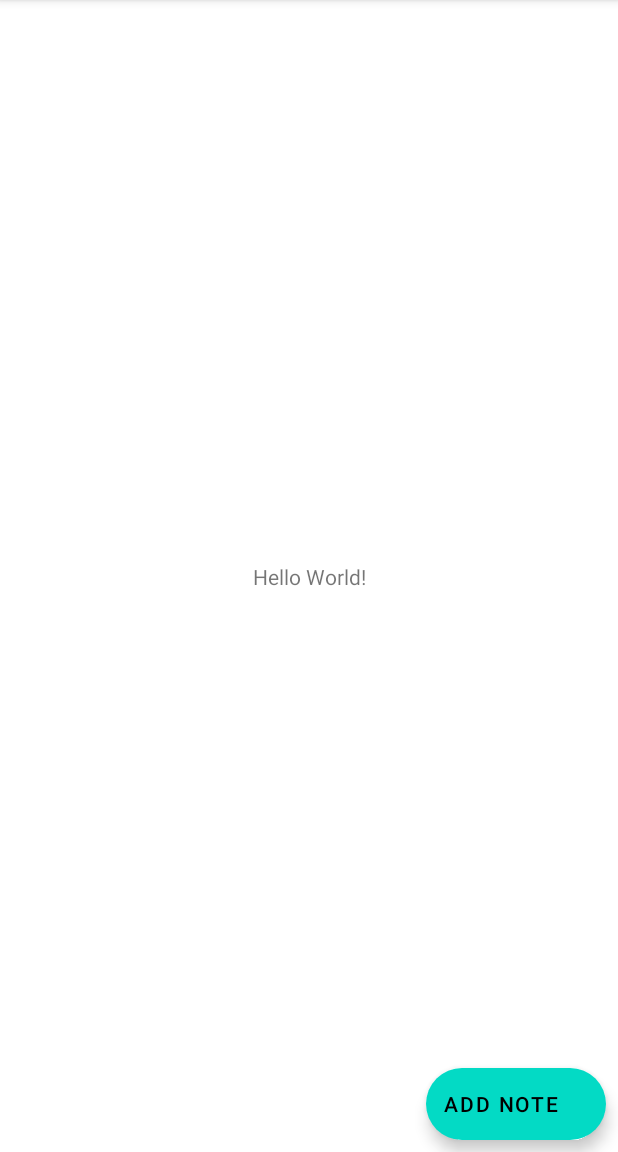
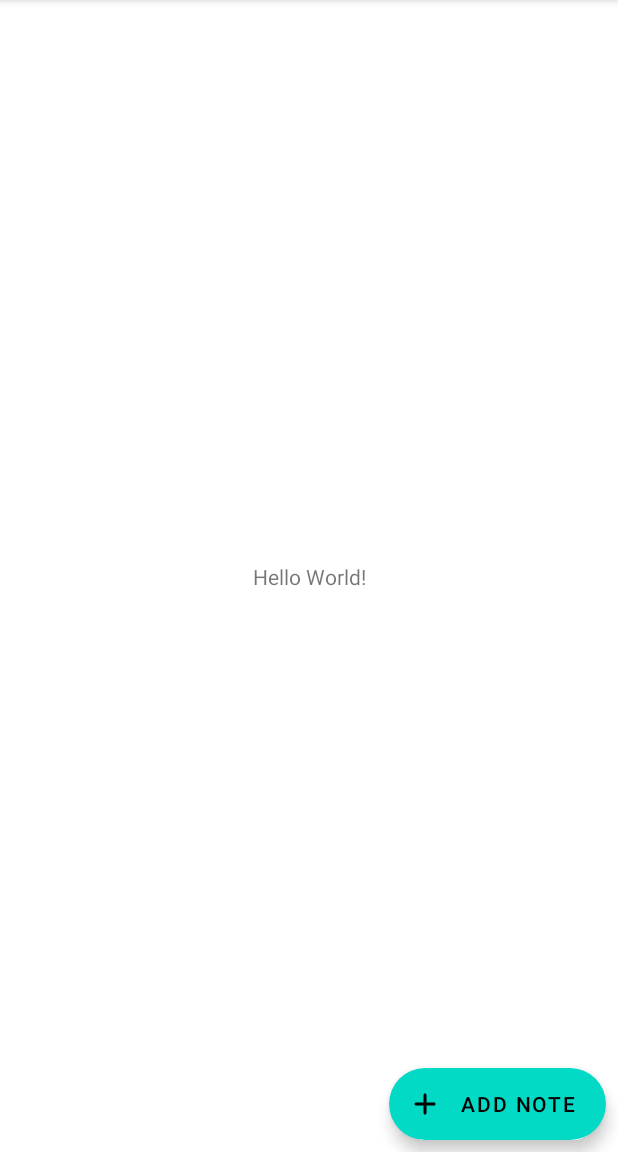
Before and after one commit to omi-72/Notes_Cit, an Android app: the screen it shows after launch (MainActivity), on a phone screen of 412 x 824 dp, the part 84-1236 px from its top. Run offline under Robolectric (Android 15) with nearby library versions, the phone set to English and light mode, and no system bars; our stand-ins replace Room's generated code.

Commit message:
add icon added

```diff
--- a/app/src/main/res/layout/activity_main.xml
+++ b/app/src/main/res/layout/activity_main.xml
@@ -21,6 +21,8 @@
         app:layout_constraintEnd_toEndOf="parent"
         android:layout_margin="8dp"
         android:text="Add Note"
+
+        app:icon="@drawable/ic_round_add_24"
         android:layout_height="wrap_content"/>
 
 </androidx.constraintlayout.widget.ConstraintLayout>
```
